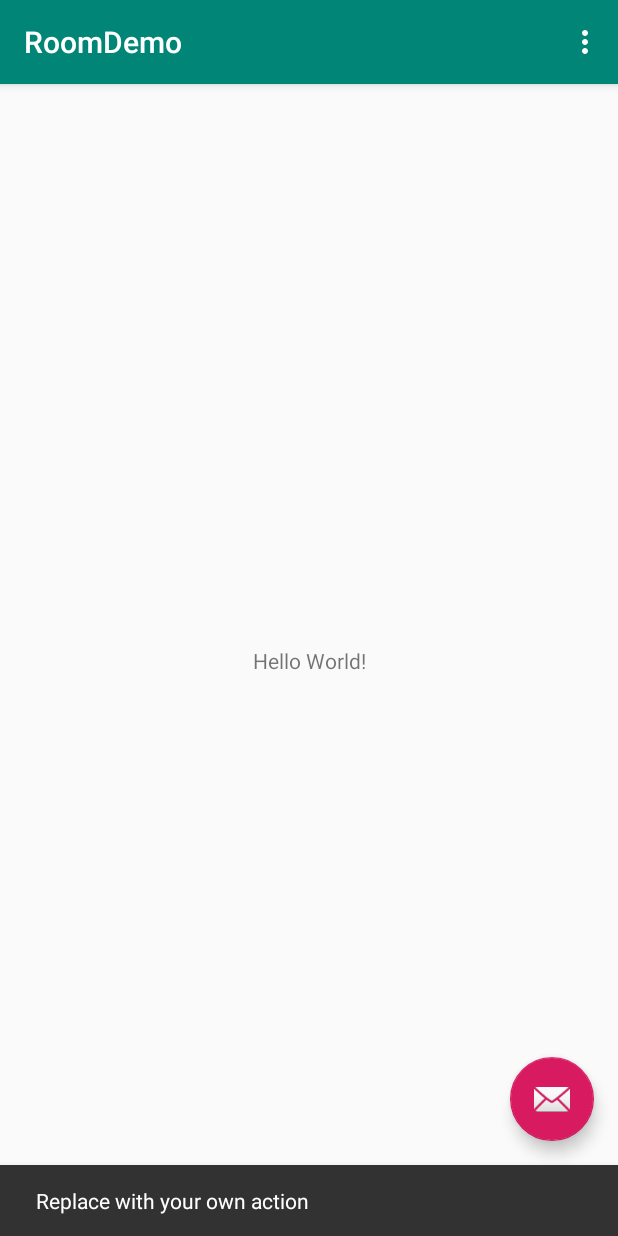
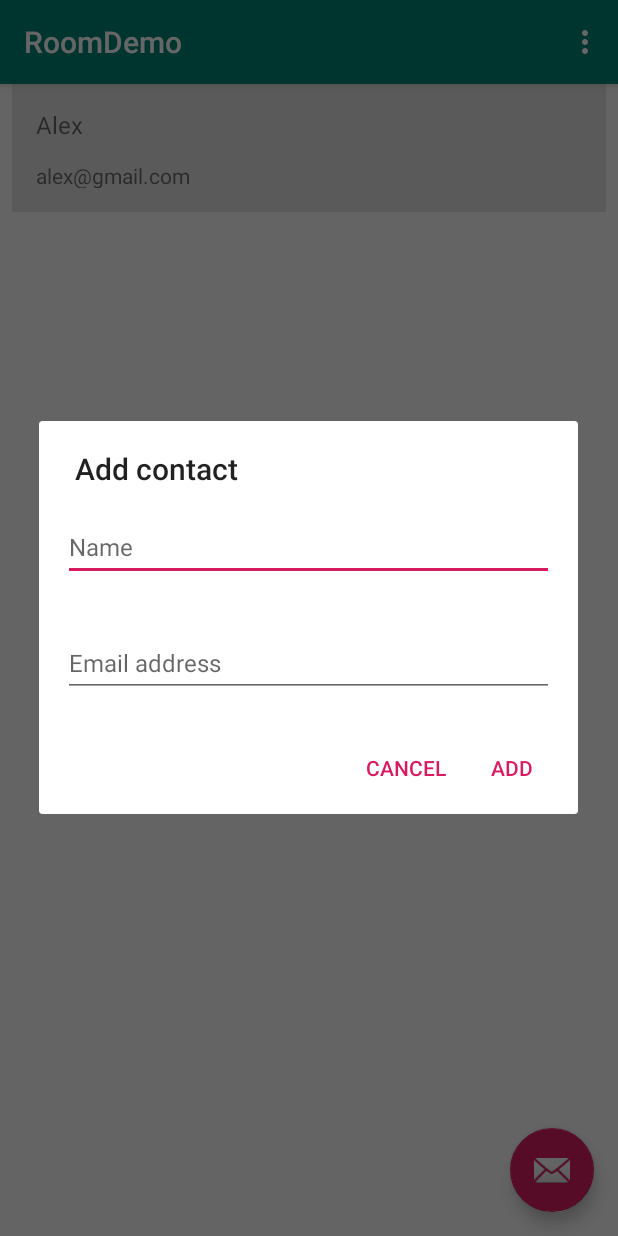
Before and after one commit to Sango17/RoomDemo, an Android app: the screen it shows after launch (MainActivity), after a tap on an icon or button, on a phone screen of 412 x 824 dp. Run offline under Robolectric (Android 15) with nearby library versions, the phone set to English and light mode, and no system bars.

Commit message:
RecyclerView with adapter added / Dialog added

```diff
--- a/app/build.gradle
+++ b/app/build.gradle
@@ -12,7 +12,7 @@ android {
         targetSdkVersion 28
         versionCode 1
         versionName "1.0"
-        testInstrumentationRunner "android.support.test.runner.AndroidJUnitRunner"
+        testInstrumentationRunner "androidx.test.runner.AndroidJUnitRunner"
     }
     buildTypes {
         release {
@@ -25,10 +25,11 @@ android {
 dependencies {
     implementation fileTree(dir: 'libs', include: ['*.jar'])
     implementation"org.jetbrains.kotlin:kotlin-stdlib-jdk7:$kotlin_version"
-    implementation 'com.android.support:appcompat-v7:28.0.0'
-    implementation 'com.android.support.constraint:constraint-layout:1.1.3'
-    implementation 'com.android.support:design:28.0.0'
+    implementation 'androidx.appcompat:appcompat:1.0.0'
+    implementation 'androidx.constraintlayout:constraintlayout:1.1.3'
+    implementation 'com.google.android.material:material:1.0.0'
     testImplementation 'junit:junit:4.12'
-    androidTestImplementation 'com.android.support.test:runner:1.0.2'
-    androidTestImplementation 'com.android.support.test.espresso:espresso-core:3.0.2'
+    androidTestImplementation 'androidx.test:runner:1.1.0'
+    androidTestImplementation 'androidx.test.espresso:espresso-core:3.1.0'
+    implementation 'androidx.recyclerview:recyclerview:1.1.0-alpha05'
 }
--- a/app/src/main/java/com/alexandreseneviratne/roomdemo/MainActivity.kt
+++ b/app/src/main/java/com/alexandreseneviratne/roomdemo/MainActivity.kt
@@ -1,24 +1,55 @@
 package com.alexandreseneviratne.roomdemo
 
 import android.os.Bundle
-import android.support.design.widget.Snackbar
-import android.support.v7.app.AppCompatActivity;
+import com.google.android.material.snackbar.Snackbar
+import androidx.appcompat.app.AppCompatActivity;
+import android.view.LayoutInflater
 import android.view.Menu
 import android.view.MenuItem
+import android.widget.Toast
+import androidx.recyclerview.widget.LinearLayoutManager
+import androidx.recyclerview.widget.RecyclerView
+import com.alexandreseneviratne.roomdemo.adapter.ContactAdapter
+import com.alexandreseneviratne.roomdemo.fragment.AddContactDialogFragment
+import com.alexandreseneviratne.roomdemo.model.Contact
 
 import kotlinx.android.synthetic.main.activity_main.*
+import kotlinx.android.synthetic.main.content_main.*
 
 class MainActivity : AppCompatActivity() {
+    private lateinit var adapter: ContactAdapter
+    private lateinit var contacts: MutableList<Contact>
 
     override fun onCreate(savedInstanceState: Bundle?) {
         super.onCreate(savedInstanceState)
         setContentView(R.layout.activity_main)
         setSupportActionBar(toolbar)
 
-        fab.setOnClickListener { view ->
-            Snackbar.make(view, "Replace with your own action", Snackbar.LENGTH_LONG)
-                .setAction("Action", null).show()
+        contacts = mutableListOf()
+        contacts.add(0, Contact("Alex", "alex@gmail.com"))
+
+        adapter = ContactAdapter(contacts)
+        recycler_view.layoutManager = LinearLayoutManager(this)
+        recycler_view.adapter = adapter
+
+        adapter.notifyDataSetChanged()
+
+        fab.setOnClickListener {
+            showAddContactDialog()
         }
+    }
+
+    private fun showAddContactDialog() {
+        val dialogFragment = AddContactDialogFragment()
+        dialogFragment.listener = object : AddContactDialogFragment.AddContactListener {
+            override fun onPositiveListener() {
+                Toast.makeText(applicationContext, "Add", Toast.LENGTH_SHORT).show()
+            }
+            override fun onNegativeListener() {
+                return
+            }
+        }
+        dialogFragment.show(supportFragmentManager,"addContact")
     }
 
     override fun onCreateOptionsMenu(menu: Menu): Boolean {
--- /dev/null
+++ b/app/src/main/java/com/alexandreseneviratne/roomdemo/adapter/ContactAdapter.kt
@@ -0,0 +1,36 @@
+package com.alexandreseneviratne.roomdemo.adapter
+
+import android.view.LayoutInflater
+import android.view.View
+import android.view.ViewGroup
+import android.widget.TextView
+import androidx.recyclerview.widget.RecyclerView
+import com.alexandreseneviratne.roomdemo.R
+import com.alexandreseneviratne.roomdemo.model.Contact
+
+class ContactAdapter(private val contactList: MutableList<Contact>)
+    : RecyclerView.Adapter<ContactAdapter.ViewHolder>() {
+    override fun onCreateViewHolder(parent: ViewGroup, viewType: Int): ViewHolder {
+        val itemView = LayoutInflater.from(parent.context)
+            .inflate(R.layout.list_item_contact, parent, false)
+
+        return ViewHolder(itemView)
+    }
+
+    override fun getItemCount(): Int {
+        return contactList.size
+    }
+
+    override fun onBindViewHolder(holder: ViewHolder, position: Int) {
+        val contact = contactList[position]
+
+        holder.name.text = contact.name
+        holder.email.text = contact.email
+    }
+
+    class ViewHolder(itemView: View) : RecyclerView.ViewHolder(itemView) {
+        val name: TextView = itemView.findViewById(R.id.contact_name)
+        val email: TextView = itemView.findViewById(R.id.contact_email)
+    }
+
+}
--- /dev/null
+++ b/app/src/main/java/com/alexandreseneviratne/roomdemo/fragment/AddContactDialogFragment.kt
@@ -0,0 +1,34 @@
+package com.alexandreseneviratne.roomdemo.fragment
+
+import android.app.AlertDialog
+import android.app.Dialog
+import android.os.Bundle
+import android.view.ViewGroup
+import androidx.fragment.app.DialogFragment
+import com.alexandreseneviratne.roomdemo.R
+
+class AddContactDialogFragment: DialogFragment() {
+    interface AddContactListener {
+        fun onPositiveListener()
+        fun onNegativeListener()
+    }
+
+    var listener: AddContactListener? = null
+
+    override fun onCreateDialog(savedInstanceState: Bundle?): Dialog {
+
+        val builder = AlertDialog.Builder(activity)
+        val inflater = activity?.layoutInflater
+
+        builder.setTitle("Add contact")
+            .setView(inflater?.inflate(R.layout.add_contact_item,null))
+            .setNegativeButton("Cancel") { _, _ ->
+                listener?.onNegativeListener()
+            }
+            .setPositiveButton("Add") {_, _ ->
+                listener?.onPositiveListener()
+            }
+
+        return builder.create()
+    }
+}
--- /dev/null
+++ b/app/src/main/java/com/alexandreseneviratne/roomdemo/model/Contact.kt
@@ -0,0 +1,3 @@
+package com.alexandreseneviratne.roomdemo.model
+
+data class Contact(val name: String, val email: String)
--- a/app/src/main/res/layout/activity_main.xml
+++ b/app/src/main/res/layout/activity_main.xml
@@ -1,5 +1,5 @@
 <?xml version="1.0" encoding="utf-8"?>
-<android.support.design.widget.CoordinatorLayout
+<androidx.coordinatorlayout.widget.CoordinatorLayout
         xmlns:android="http://schemas.android.com/apk/res/android"
         xmlns:app="http://schemas.android.com/apk/res-auto"
         xmlns:tools="http://schemas.android.com/tools"
@@ -7,23 +7,23 @@
         android:layout_height="match_parent"
         tools:context=".MainActivity">
 
-    <android.support.design.widget.AppBarLayout
+    <com.google.android.material.appbar.AppBarLayout
             android:layout_height="wrap_content"
             android:layout_width="match_parent"
             android:theme="@style/AppTheme.AppBarOverlay">
 
-        <android.support.v7.widget.Toolbar
+        <androidx.appcompat.widget.Toolbar
                 android:id="@+id/toolbar"
                 android:layout_width="match_parent"
                 android:layout_height="?attr/actionBarSize"
                 android:background="?attr/colorPrimary"
                 app:popupTheme="@style/AppTheme.PopupOverlay"/>
 
-    </android.support.design.widget.AppBarLayout>
+    </com.google.android.material.appbar.AppBarLayout>
 
     <include layout="@layout/content_main"/>
 
-    <android.support.design.widget.FloatingActionButton
+    <com.google.android.material.floatingactionbutton.FloatingActionButton
             android:id="@+id/fab"
             android:layout_width="wrap_content"
             android:layout_height="wrap_content"
@@ -31,4 +31,4 @@
             android:layout_margin="@dimen/fab_margin"
             app:srcCompat="@android:drawable/ic_dialog_email"/>
 
-</android.support.design.widget.CoordinatorLayout>
+</androidx.coordinatorlayout.widget.CoordinatorLayout>
--- /dev/null
+++ b/app/src/main/res/layout/add_contact_item.xml
@@ -0,0 +1,25 @@
+<?xml version="1.0" encoding="utf-8"?>
+<LinearLayout xmlns:android="http://schemas.android.com/apk/res/android"
+                android:id="@+id/add_contact_item"
+                android:orientation="vertical"
+                android:layout_width="match_parent"
+                android:layout_height="375dp"
+                android:gravity="center">
+
+    <EditText
+            android:id="@+id/add_contact_name"
+            android:layout_width="match_parent"
+            android:layout_height="45dp"
+            android:layout_margin="16dp"
+            android:textSize="16dp"
+            android:hint="Name"/>
+
+    <EditText
+            android:id="@+id/add_contact_email"
+            android:layout_width="match_parent"
+            android:layout_height="45dp"
+            android:layout_margin="16dp"
+            android:textSize="16dp"
+            android:hint="Email address"/>
+
+</LinearLayout>
--- a/app/src/main/res/layout/content_main.xml
+++ b/app/src/main/res/layout/content_main.xml
@@ -1,5 +1,5 @@
 <?xml version="1.0" encoding="utf-8"?>
-<android.support.constraint.ConstraintLayout
+<androidx.constraintlayout.widget.ConstraintLayout
         xmlns:android="http://schemas.android.com/apk/res/android"
         xmlns:tools="http://schemas.android.com/tools"
         xmlns:app="http://schemas.android.com/apk/res-auto"
@@ -9,13 +9,16 @@
         tools:showIn="@layout/activity_main"
         tools:context=".MainActivity">
 
-    <TextView
-            android:layout_width="wrap_content"
-            android:layout_height="wrap_content"
-            android:text="Hello World!"
+    <androidx.recyclerview.widget.RecyclerView
+            android:id="@+id/recycler_view"
+            android:layout_width="match_parent"
+            android:layout_height="match_parent"
             app:layout_constraintBottom_toBottomOf="parent"
-            app:layout_constraintLeft_toLeftOf="parent"
-            app:layout_constraintRight_toRightOf="parent"
-            app:layout_constraintTop_toTopOf="parent"/>
+            app:layout_constraintStart_toStartOf="parent"
+            android:layout_marginStart="8dp"
+            android:layout_marginEnd="8dp"
+            app:layout_constraintEnd_toEndOf="parent"
+            app:layout_constraintTop_toTopOf="parent"
+            tools:listitem="@layout/list_item_contact"/>
 
-</android.support.constraint.ConstraintLayout>
+</androidx.constraintlayout.widget.ConstraintLayout>
--- /dev/null
+++ b/app/src/main/res/layout/list_item_contact.xml
@@ -0,0 +1,26 @@
+<?xml version="1.0" encoding="utf-8"?>
+<RelativeLayout xmlns:android="http://schemas.android.com/apk/res/android"
+                xmlns:tools="http://schemas.android.com/tools"
+                android:layout_width="match_parent"
+                android:layout_height="85dp"
+                android:padding="16dp"
+                android:layout_marginBottom="8dp"
+                android:gravity="center"
+                android:background="#E1E1E1">
+
+    <TextView
+            android:id="@+id/contact_name"
+            android:layout_width="match_parent"
+            android:layout_height="35dp"
+            android:textSize="16sp"
+            tools:text="Test"/>
+
+    <TextView
+            android:id="@+id/contact_email"
+            android:layout_width="match_parent"
+            android:layout_height="35dp"
+            android:layout_below="@+id/contact_name"
+            android:textSize="14sp"
+            tools:text="Test"/>
+
+</RelativeLayout>
--- a/gradle.properties
+++ b/gradle.properties
@@ -13,3 +13,5 @@ org.gradle.jvmargs=-Xmx1536m
 # org.gradle.parallel=true
 # Kotlin code style for this project: "official" or "obsolete":
 kotlin.code.style=official
+android.useAndroidX=true
+android.enableJetifier=true
```
Also changed, not shown: 1 other file.
